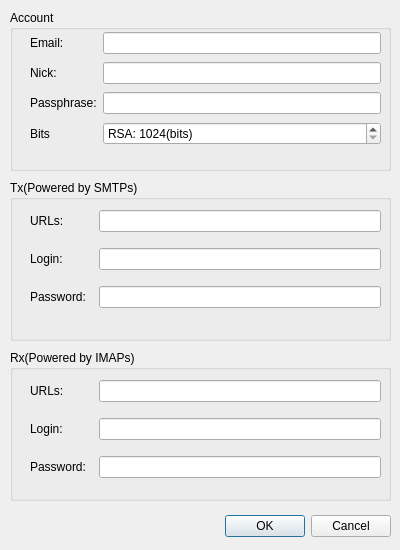
First picture: the form in qt/optiondialog.ui, repository bitbaba/bitmail, before the edit.
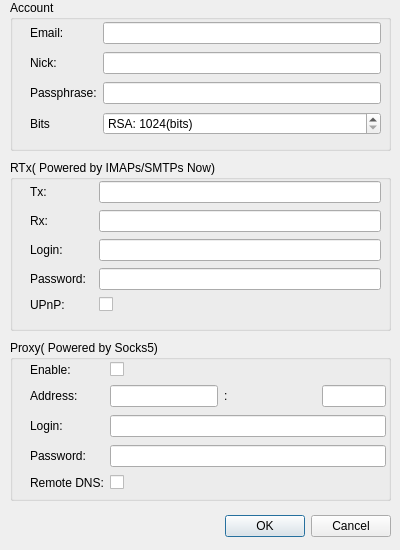
Second picture: the form after the edit.

Commit message: qt: remote proxy dialog, integrate feature in profile configuration dialo

Patch:
```diff
--- a/qt/optiondialog.ui
+++ b/qt/optiondialog.ui
@@ -57,9 +57,9 @@
    <property name="geometry">
     <rect>
      <x>10</x>
-     <y>10</y>
+     <y>0</y>
      <width>381</width>
-     <height>161</height>
+     <height>151</height>
     </rect>
    </property>
    <property name="title">
@@ -149,13 +149,13 @@
    <property name="geometry">
     <rect>
      <x>10</x>
-     <y>180</y>
+     <y>160</y>
      <width>381</width>
-     <height>161</height>
+     <height>171</height>
     </rect>
    </property>
    <property name="title">
-    <string>Tx(Powered by SMTPs)</string>
+    <string>RTx( Powered by IMAPs/SMTPs Now)</string>
    </property>
    <widget class="QWidget" name="gridLayoutWidget_2">
     <property name="geometry">
@@ -163,35 +163,25 @@
       <x>20</x>
       <y>20</y>
       <width>351</width>
-      <height>121</height>
+      <height>137</height>
      </rect>
     </property>
     <layout class="QGridLayout" name="gridLayout_3">
-     <item row="0" column="1">
-      <widget class="QLineEdit" name="leSmtpUrl">
-       <property name="toolTip">
-        <string>smtps://example.net/</string>
-       </property>
-       <property name="inputMethodHints">
-        <set>Qt::ImhUrlCharactersOnly</set>
-       </property>
-      </widget>
-     </item>
-     <item row="2" column="1">
-      <widget class="QLineEdit" name="leSmtpPassword">
+     <item row="3" column="1">
+      <widget class="QLineEdit" name="lePassword">
        <property name="echoMode">
         <enum>QLineEdit::Password</enum>
        </property>
       </widget>
      </item>
-     <item row="1" column="1">
-      <widget class="QLineEdit" name="leSmtpLogin">
+     <item row="2" column="1">
+      <widget class="QLineEdit" name="leLogin">
        <property name="inputMethodHints">
         <set>Qt::ImhLatinOnly</set>
        </property>
       </widget>
      </item>
-     <item row="2" column="0">
+     <item row="3" column="0">
       <widget class="QLabel" name="lbSmtpPassword">
        <property name="text">
         <string>Password:  </string>
@@ -201,17 +191,66 @@
      <item row="0" column="0">
       <widget class="QLabel" name="lbSmtpUrl">
        <property name="text">
-        <string>URLs:</string>
+        <string>Tx:</string>
        </property>
       </widget>
      </item>
-     <item row="1" column="0">
+     <item row="2" column="0">
       <widget class="QLabel" name="lbSmtpLogin">
        <property name="text">
         <string>Login:</string>
        </property>
       </widget>
      </item>
+     <item row="1" column="0">
+      <widget class="QLabel" name="lbImapUrl">
+       <property name="text">
+        <string>Rx:</string>
+       </property>
+      </widget>
+     </item>
+     <item row="0" column="1">
+      <layout class="QHBoxLayout" name="horizontalLayout">
+       <item>
+        <widget class="QLineEdit" name="leSmtpUrl">
+         <property name="toolTip">
+          <string>smtps://example.net/</string>
+         </property>
+         <property name="inputMethodHints">
+          <set>Qt::ImhUrlCharactersOnly</set>
+         </property>
+        </widget>
+       </item>
+      </layout>
+     </item>
+     <item row="1" column="1">
+      <layout class="QHBoxLayout" name="horizontalLayout_2">
+       <item>
+        <widget class="QLineEdit" name="leImapUrl">
+         <property name="toolTip">
+          <string>imaps://example.net/</string>
+         </property>
+         <property name="inputMethodHints">
+          <set>Qt::ImhUrlCharactersOnly</set>
+         </property>
+        </widget>
+       </item>
+      </layout>
+     </item>
+     <item row="4" column="0">
+      <widget class="QLabel" name="lbUPnP">
+       <property name="text">
+        <string>UPnP:</string>
+       </property>
+      </widget>
+     </item>
+     <item row="4" column="1">
+      <widget class="QCheckBox" name="cbUPnP">
+       <property name="text">
+        <string/>
+       </property>
+      </widget>
+     </item>
     </layout>
    </widget>
   </widget>
@@ -219,66 +258,148 @@
    <property name="geometry">
     <rect>
      <x>10</x>
-     <y>350</y>
+     <y>340</y>
      <width>381</width>
-     <height>151</height>
+     <height>161</height>
     </rect>
    </property>
    <property name="title">
-    <string>Rx(Powered by IMAPs)</string>
+    <string>Proxy( Powered by Socks5)</string>
    </property>
    <widget class="QWidget" name="gridLayoutWidget_4">
     <property name="geometry">
      <rect>
       <x>20</x>
       <y>20</y>
-      <width>351</width>
-      <height>121</height>
+      <width>356</width>
+      <height>133</height>
      </rect>
     </property>
     <layout class="QGridLayout" name="gridLayout_5">
-     <item row="1" column="1">
-      <widget class="QLineEdit" name="leImapLogin">
-       <property name="inputMethodHints">
-        <set>Qt::ImhLatinOnly</set>
-       </property>
-      </widget>
-     </item>
-     <item row="1" column="0">
-      <widget class="QLabel" name="lbImapLogin">
-       <property name="text">
-        <string>Login:</string>
-       </property>
-      </widget>
-     </item>
-     <item row="2" column="0">
-      <widget class="QLabel" name="lbImapPassword">
+     <item row="3" column="0">
+      <widget class="QLabel" name="lbProxyPassword">
        <property name="text">
         <string>Password:  </string>
        </property>
       </widget>
      </item>
+     <item row="2" column="0">
+      <widget class="QLabel" name="lbProxyLogin">
+       <property name="text">
+        <string>Login:</string>
+       </property>
+      </widget>
+     </item>
      <item row="2" column="1">
-      <widget class="QLineEdit" name="leImapPassword">
+      <widget class="QLineEdit" name="leProxyLogin">
+       <property name="inputMethodHints">
+        <set>Qt::ImhLatinOnly</set>
+       </property>
+      </widget>
+     </item>
+     <item row="3" column="1">
+      <widget class="QLineEdit" name="leProxyPassword">
        <property name="echoMode">
         <enum>QLineEdit::Password</enum>
        </property>
       </widget>
      </item>
-     <item row="0" column="1">
-      <widget class="QLineEdit" name="leImapUrl">
-       <property name="toolTip">
-        <string>imaps://example.net/</string>
+     <item row="1" column="0">
+      <widget class="QLabel" name="lbProxyAddress">
+       <property name="text">
+        <string>Address:</string>
        </property>
-       <property name="inputMethodHints">
-        <set>Qt::ImhUrlCharactersOnly</set>
+      </widget>
+     </item>
+     <item row="4" column="0">
+      <widget class="QLabel" name="lbRemoteDNS">
+       <property name="text">
+        <string>Remote DNS:</string>
        </property>
       </widget>
      </item>
+     <item row="4" column="1">
+      <widget class="QCheckBox" name="cbRemoteDNS">
+       <property name="text">
+        <string/>
+       </property>
+      </widget>
+     </item>
+     <item row="1" column="1">
+      <layout class="QHBoxLayout" name="horizontalLayout_3">
+       <item>
+        <widget class="QLineEdit" name="leProxyIP">
+         <property name="sizePolicy">
+          <sizepolicy hsizetype="Fixed" vsizetype="Fixed">
+           <horstretch>0</horstretch>
+           <verstretch>0</verstretch>
+          </sizepolicy>
+         </property>
+         <property name="inputMask">
+          <string notr="true"/>
+         </property>
+         <property name="text">
+          <string notr="true"/>
+         </property>
+         <property name="placeholderText">
+          <string/>
+         </property>
+        </widget>
+       </item>
+       <item>
+        <widget class="QLabel" name="label_2">
+         <property name="text">
+          <string>:</string>
+         </property>
+        </widget>
+       </item>
+       <item>
+        <widget class="QLineEdit" name="leProxyPort">
+         <property name="sizePolicy">
+          <sizepolicy hsizetype="Fixed" vsizetype="Fixed">
+           <horstretch>0</horstretch>
+           <verstretch>0</verstretch>
+          </sizepolicy>
+         </property>
+         <property name="minimumSize">
+          <size>
+           <width>64</width>
+           <height>0</height>
+          </size>
+         </property>
+         <property name="maximumSize">
+          <size>
+           <width>64</width>
+           <height>16777215</height>
+          </size>
+         </property>
+         <property name="baseSize">
+          <size>
+           <width>64</width>
+           <height>0</height>
+          </size>
+         </property>
+         <property name="inputMask">
+          <string notr="true"/>
+         </property>
+         <property name="text">
+          <string notr="true"/>
+         </property>
+        </widget>
+       </item>
+      </layout>
+     </item>
      <item row="0" column="0">
-      <widget class="QLabel" name="lbImapUrl">
+      <widget class="QLabel" name="lbProxyEnable">
        <property name="text">
-        <string>URLs:</string>
+        <string>Enable:</string>
+       </property>
+      </widget>
+     </item>
+     <item row="0" column="1">
+      <widget class="QCheckBox" name="cbProxyEnable">
+       <property name="text">
+        <string/>
        </property>
       </widget>
      </item>
```
Left out of the diff: 15 changed lines with no effect on the pictures. The commit also changes 8 other files.
